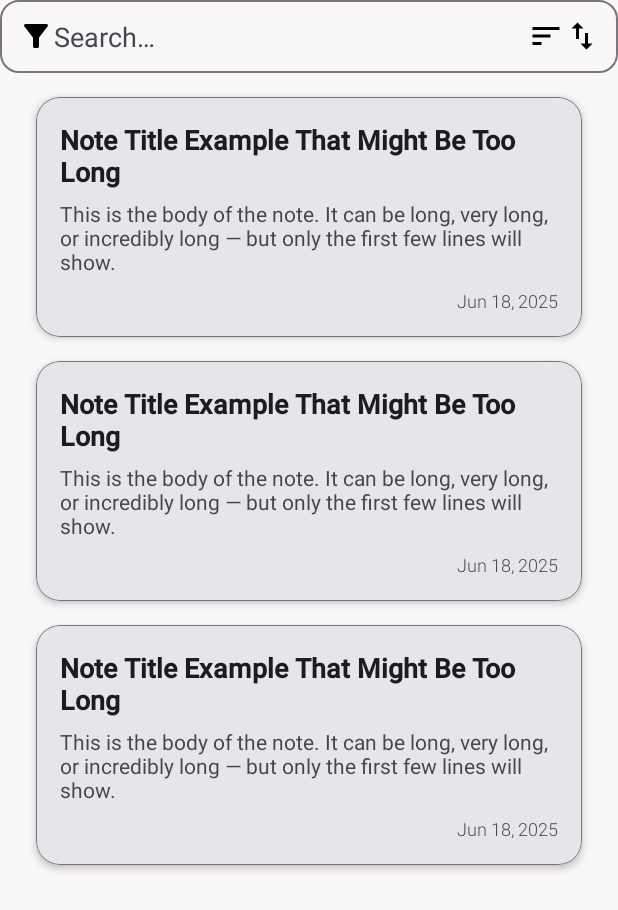
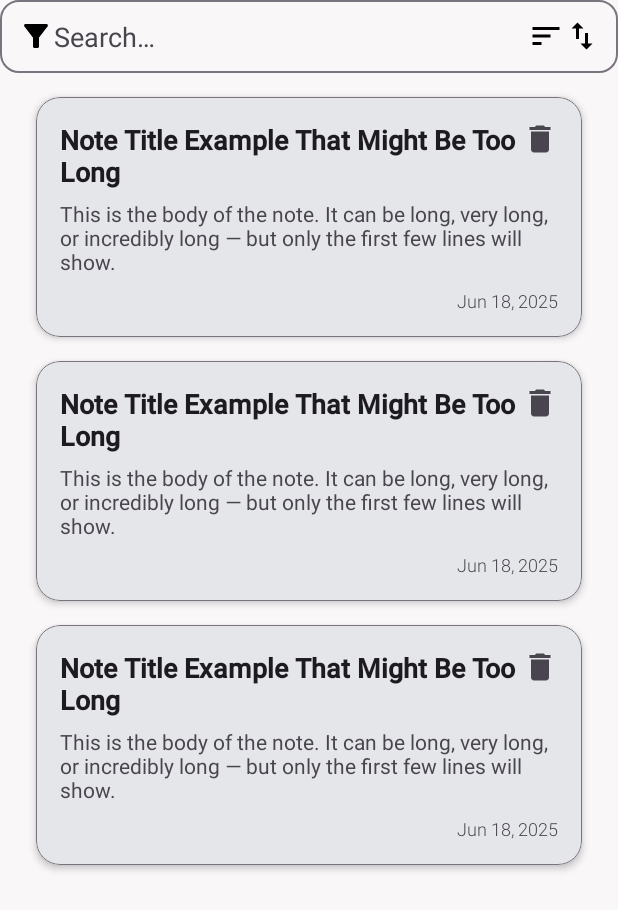
Before and after one commit to mohammadnazarkhani/Daftarak, an Android app: the layout fragment_notes.xml on its own in the app's theme, with its tools: preview values and no code run, on a phone screen of 412 x 824 dp. Shown: the top 910 px of the screen. Run offline under Robolectric (Android 15) with nearby library versions, the phone set to English and light mode, and no system bars.

Commit message:
feat: made the deletion and edition feature for notes

```diff
--- a/app/src/main/java/com/example/daftarak/data/model/Note.java
+++ b/app/src/main/java/com/example/daftarak/data/model/Note.java
@@ -6,6 +6,9 @@ import androidx.room.ColumnInfo;
 import androidx.room.ForeignKey;
 import androidx.annotation.NonNull;
 
+import kotlinx.serialization.Serializable;
+
+@Serializable
 @Entity(tableName = "notes",
         foreignKeys = @ForeignKey(
                 entity = Notebook.class,
@@ -13,7 +16,7 @@ import androidx.annotation.NonNull;
                 childColumns = "notebook_id",
                 onDelete = ForeignKey.CASCADE
         ))
-public class Note {
+public class Note implements java.io.Serializable {
 
     @PrimaryKey(autoGenerate = true)
     private int id;
--- /dev/null
+++ b/app/src/main/res/drawable/ic_delete.xml
@@ -0,0 +1,5 @@
+<vector xmlns:android="http://schemas.android.com/apk/res/android" android:height="24dp" android:tint="#000000" android:viewportHeight="24" android:viewportWidth="24" android:width="24dp">
+
+    <path android:fillColor="@android:color/white" android:pathData="M6,19c0,1.1 0.9,2 2,2h8c1.1,0 2,-0.9 2,-2V7H6v12zM19,4h-3.5l-1,-1h-5l-1,1H5v2h14V4z"/>
+
+</vector>
--- a/app/src/main/res/layout/item_note.xml
+++ b/app/src/main/res/layout/item_note.xml
@@ -17,6 +17,18 @@
         android:layout_height="wrap_content"
         android:padding="16dp">
 
+        <!-- Delete Button -->
+        <ImageButton
+            android:id="@+id/btnDeleteNote"
+            android:layout_width="24dp"
+            android:layout_height="24dp"
+            android:background="?attr/selectableItemBackgroundBorderless"
+            android:contentDescription="@string/delete_note"
+            android:src="@drawable/ic_delete"
+            app:layout_constraintTop_toTopOf="parent"
+            app:layout_constraintEnd_toEndOf="parent"
+            app:tint="?android:textColorSecondary" />
+
         <!-- Note Title -->
         <TextView
             android:id="@+id/txtNoteTitle"
@@ -29,9 +41,10 @@
             android:textColor="?android:textColorPrimary"
             android:textSize="18sp"
             android:textStyle="bold"
-            app:layout_constraintEnd_toEndOf="parent"
             app:layout_constraintStart_toStartOf="parent"
-            app:layout_constraintTop_toTopOf="parent" />
+            app:layout_constraintEnd_toStartOf="@id/btnDeleteNote"
+            app:layout_constraintTop_toTopOf="parent"
+            app:layout_constraintBottom_toTopOf="@id/txtNoteBody" />
 
         <!-- Note Body -->
         <TextView
@@ -45,9 +58,9 @@
             android:text="@string/sample_note_body"
             android:textColor="?android:textColorSecondary"
             android:textSize="14sp"
-            app:layout_constraintEnd_toEndOf="parent"
+            app:layout_constraintTop_toBottomOf="@id/txtNoteTitle"
             app:layout_constraintStart_toStartOf="parent"
-            app:layout_constraintTop_toBottomOf="@id/txtNoteTitle" />
+            app:layout_constraintEnd_toEndOf="parent" />
 
         <!-- Note Created Date -->
         <TextView
@@ -59,9 +72,9 @@
             android:text="@string/sample_time"
             android:textColor="?android:textColorTertiary"
             android:textSize="12sp"
+            app:layout_constraintTop_toBottomOf="@id/txtNoteBody"
             app:layout_constraintBottom_toBottomOf="parent"
-            app:layout_constraintEnd_toEndOf="parent"
-            app:layout_constraintTop_toBottomOf="@id/txtNoteBody" />
+            app:layout_constraintEnd_toEndOf="parent" />
 
     </androidx.constraintlayout.widget.ConstraintLayout>
 
--- a/app/src/main/res/values/strings.xml
+++ b/app/src/main/res/values/strings.xml
@@ -48,4 +48,5 @@
     <string name="delete">Delete</string>
     <string name="update">Update</string>
     <string name="edit_notebook">Edit Notebook</string>
+    <string name="delete_note">Delete Note</string>
 </resources>
```
Also changed, not shown: app/src/main/java/com/example/daftarak/ui/adapter/NoteAdapter.java (+38 -8 lines), app/src/main/java/com/example/daftarak/ui/fragment/NotesFragment.java (+21 -13 lines), app/src/main/java/com/example/daftarak/ui/fragment/dialog/AddNoteDialogFragment.java (+32 -7 lines), 1 other file.
